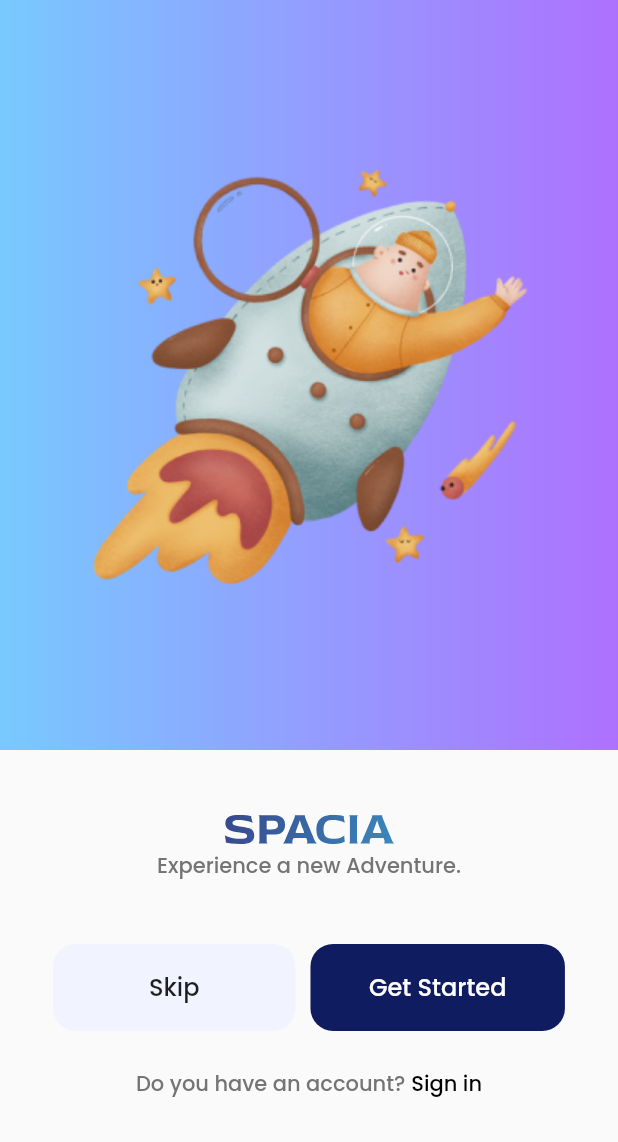
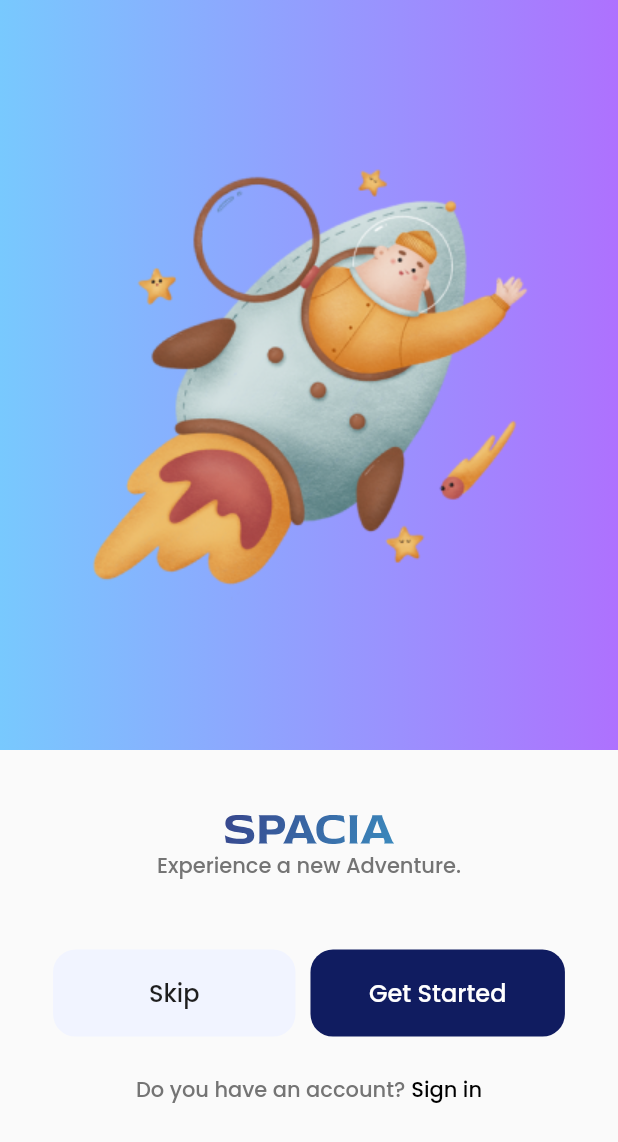
Before and after one commit to vishva-kalhara/TechWizards_Spacia, a Flutter app: the screen it shows after launch, on a phone screen of 412 x 824 dp. Shown: the top 1142 px of the screen. Run offline on Flutter 3.47's test engine with Material 2 defaults, Android fonts, the phone set to English and light mode, and no system bars; our stand-ins replace flutter_svg, google_fonts.

Commit message:
Onboarding revision

```diff
--- a/lib/screens/onboarding.dart
+++ b/lib/screens/onboarding.dart
@@ -33,9 +33,12 @@ class OnboardingPage extends StatelessWidget {
           ),
           Text(
             "Experience a new Adventure.",
-            style: GoogleFonts.poppins(fontSize: 14, fontWeight: FontWeight.w500, color: kBlack350),
+            style: poppinsRegular.copyWith(
+              color: kBlack350,
+              fontSize: 14,
+            ),
           ),
-          SizedBox(height: SizeConfig.blockSizeVertical! * 5),
+          const SizedBox(height: 45),
           Row(
             mainAxisAlignment: MainAxisAlignment.center,
             children: [
@@ -81,7 +84,7 @@ class OnboardingPage extends StatelessWidget {
                 ),
               ),
             ],
-          )
+          ),
         ],
       ),
     );
```
